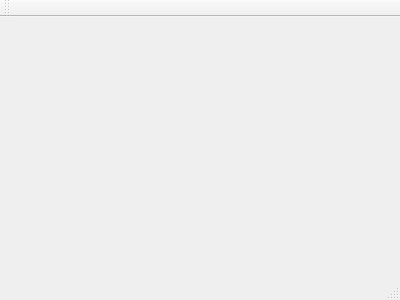
The window that mainwindow.ui (Varzhak-Vitebsk/TextEditor) describes before a commit, drawn with Qt 5.
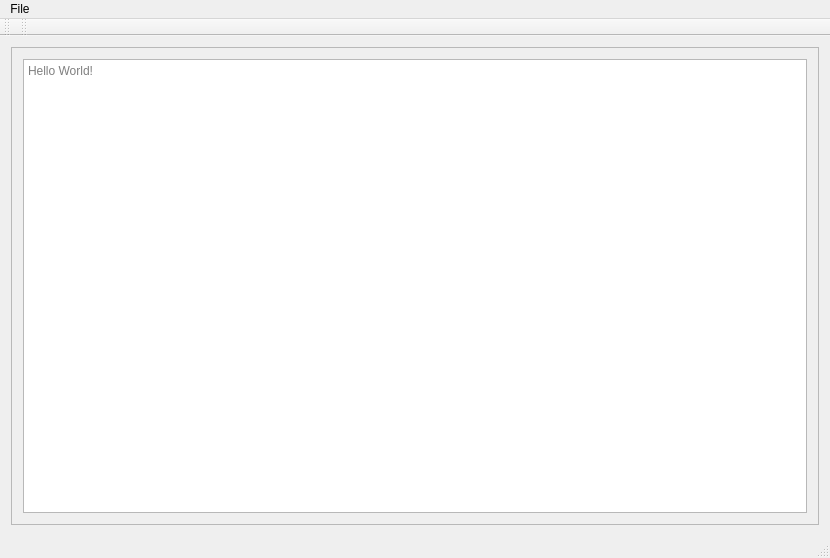
The same window after the commit.

Commit message: MainWindow design

```diff
--- a/mainwindow.ui
+++ b/mainwindow.ui
@@ -1,24 +1,134 @@
 <ui version="4.0">
  <class>MainWindow</class>
- <widget class="QMainWindow" name="MainWindow" >
-  <property name="geometry" >
+ <widget class="QMainWindow" name="MainWindow">
+  <property name="geometry">
    <rect>
     <x>0</x>
     <y>0</y>
-    <width>400</width>
-    <height>300</height>
+    <width>830</width>
+    <height>549</height>
    </rect>
   </property>
   <property name="windowTitle" >
    <string>MainWindow</string>
   </property>
-  <widget class="QMenuBar" name="menuBar" />
-  <widget class="QToolBar" name="mainToolBar" />
-  <widget class="QWidget" name="centralWidget" />
-  <widget class="QStatusBar" name="statusBar" />
+  <widget class="QWidget" name="centralWidget">
+   <property name="sizePolicy">
+    <sizepolicy hsizetype="Expanding" vsizetype="Expanding">
+     <horstretch>0</horstretch>
+     <verstretch>0</verstretch>
+    </sizepolicy>
+   </property>
+   <property name="minimumSize">
+    <size>
+     <width>500</width>
+     <height>500</height>
+    </size>
+   </property>
+   <property name="focusPolicy">
+    <enum>Qt::NoFocus</enum>
+   </property>
+   <layout class="QHBoxLayout" name="horizontalLayout_2">
+    <item>
+     <widget class="QScrollArea" name="scrollArea">
+      <property name="widgetResizable">
+       <bool>true</bool>
+      </property>
+      <widget class="QWidget" name="scrollAreaWidgetContents_2">
+       <property name="geometry">
+        <rect>
+         <x>0</x>
+         <y>0</y>
+         <width>816</width>
+         <height>486</height>
+        </rect>
+       </property>
+       <layout class="QHBoxLayout" name="horizontalLayout">
+        <item>
+         <widget class="QTextEdit" name="textEdit">
+          <property name="acceptDrops">
+           <bool>false</bool>
+          </property>
+          <property name="acceptRichText">
+           <bool>false</bool>
+          </property>
+          <property name="placeholderText">
+           <string>Hello World!</string>
+          </property>
+         </widget>
+        </item>
+       </layout>
+      </widget>
+     </widget>
+    </item>
+   </layout>
+  </widget>
+  <widget class="QMenuBar" name="menuBar">
+   <property name="geometry">
+    <rect>
+     <x>0</x>
+     <y>0</y>
+     <width>830</width>
+     <height>17</height>
+    </rect>
+   </property>
+   <property name="defaultUp">
+    <bool>false</bool>
+   </property>
+   <widget class="QMenu" name="menuFile">
+    <property name="title">
+     <string>File</string>
+    </property>
+    <addaction name="actionOpen"/>
+    <addaction name="actionSave"/>
+    <addaction name="actionSave_As"/>
+    <addaction name="separator"/>
+    <addaction name="actionExit"/>
+   </widget>
+   <addaction name="menuFile"/>
+  </widget>
+  <widget class="QToolBar" name="mainToolBar">
+   <attribute name="toolBarArea">
+    <enum>TopToolBarArea</enum>
+   </attribute>
+   <attribute name="toolBarBreak">
+    <bool>false</bool>
+   </attribute>
+  </widget>
+  <widget class="QStatusBar" name="statusBar"/>
+  <widget class="QToolBar" name="toolBar">
+   <property name="windowTitle">
+    <string>toolBar</string>
+   </property>
+   <attribute name="toolBarArea">
+    <enum>TopToolBarArea</enum>
+   </attribute>
+   <attribute name="toolBarBreak">
+    <bool>false</bool>
+   </attribute>
+  </widget>
+  <action name="actionOpen">
+   <property name="text">
+    <string>Open</string>
+   </property>
+  </action>
+  <action name="actionSave_As">
+   <property name="text">
+    <string>Save As</string>
+   </property>
+  </action>
+  <action name="actionExit">
+   <property name="text">
+    <string>Exit</string>
+   </property>
+  </action>
+  <action name="actionSave">
+   <property name="text">
+    <string>Save</string>
+   </property>
+  </action>
  </widget>
- <layoutDefault spacing="6" margin="11" />
- <pixmapfunction></pixmapfunction>
+ <layoutdefault spacing="6" margin="11"/>
  <resources/>
  <connections/>
 </ui>
```
Left out of the diff: 3 changed lines with no effect on the pictures. The commit also changes 3 other files.
